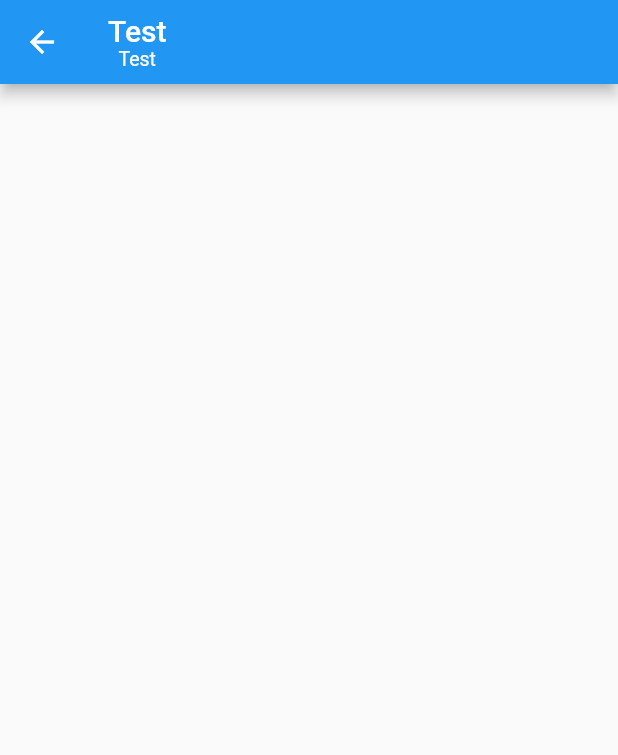
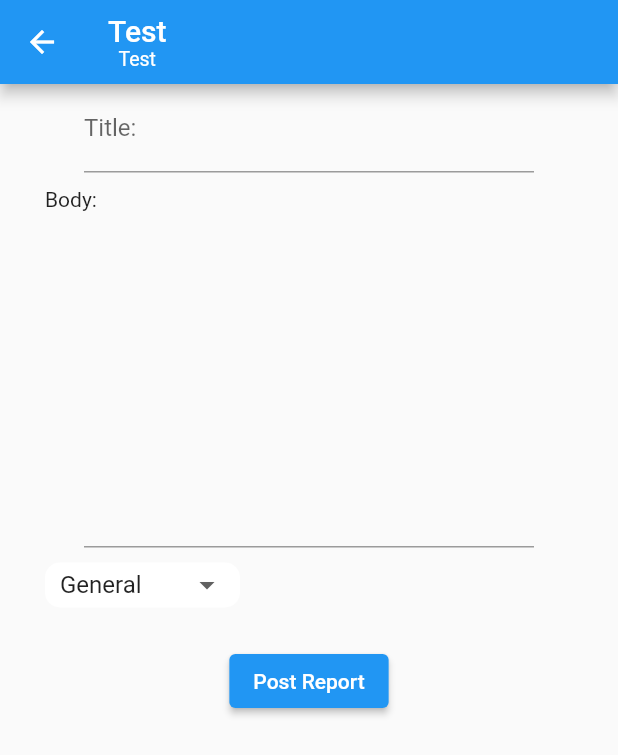
Before and after one commit to DoomMangoes/HelpDesk, a Flutter app: the CreateReportPage screen opened directly, on a phone screen of 412 x 824 dp. Shown: the top 755 px of the screen. Run offline on Flutter 3.47's test engine with Material 2 defaults, Android fonts, the phone set to English and light mode, and no system bars.

Commit message:
finished createReportPage ui

```diff
--- a/lib/screens/createReportPage.dart
+++ b/lib/screens/createReportPage.dart
@@ -1,6 +1,9 @@
+import 'dart:collection';
+
 import 'package:flutter/material.dart';
 import 'package:provider/provider.dart';
 
+import '../models/category.dart';
 import '../providers/helpDeskProvider.dart';
 
 class CreateReportPage extends StatefulWidget {
@@ -19,6 +22,16 @@ class _CreateReportPageState extends State<CreateReportPage> {
     final String currentUserType = context.select<HelpDeskProvider, String>(
       (provider) => provider.currentUserType,
     );
+    final UnmodifiableListView<Category> categories =
+        context.select<HelpDeskProvider, UnmodifiableListView<Category>>(
+      (provider) => provider.categories,
+    );
+
+    final List<Category> selectCategories =
+        categories.where((category) => category.categoryName != "All").toList();
+
+    String dropDownValue = selectCategories.first.categoryName;
+
     return Scaffold(
       appBar: AppBar(
         // The title text which will be shown on the action bar
@@ -33,6 +46,83 @@ class _CreateReportPageState extends State<CreateReportPage> {
           )
         ]),
       ),
+      body: Center(
+        child: Column(
+          mainAxisAlignment: MainAxisAlignment.start,
+          crossAxisAlignment: CrossAxisAlignment.center,
+          children: [
+            Container(
+              width: 300,
+              child: TextField(
+                maxLines: 1,
+                decoration: InputDecoration(
+                  labelText: "Title:",
+                ),
+              ),
+            ),
+            SizedBox(
+              height: 10,
+            ),
+            Padding(
+              padding: const EdgeInsets.symmetric(horizontal: 30.0),
+              child: Row(
+                children: [
+                  Text("Body:"),
+                ],
+              ),
+            ),
+            SizedBox(
+              height: 10,
+            ),
+            Container(
+              width: 300,
+              child: TextField(
+                maxLines: 10,
+              ),
+            ),
+            SizedBox(
+              height: 10,
+            ),
+            Padding(
+              padding: const EdgeInsets.symmetric(horizontal: 30.0),
+              child: Row(
+                children: [
+                  Container(
+                    width: 130,
+                    height: 30,
+                    padding: EdgeInsets.symmetric(
+                      horizontal: 10,
+                      vertical: 3,
+                    ),
+                    decoration: BoxDecoration(
+                        color: Colors.white,
+                        borderRadius: BorderRadius.circular(10)),
+                    child: DropdownButton<String>(
+                      isExpanded: true,
+                      value: dropDownValue,
+                      items: selectCategories.map((Category category) {
+                        return DropdownMenuItem<String>(
+                          value: category.categoryName,
+                          child: Text(category.categoryName),
+                        );
+                      }).toList(),
+                      onChanged: (String? value) {
+                        context.read<HelpDeskProvider>().changeCategoy(value!);
+                      },
+                      underline: SizedBox(),
+                    ),
+                  ),
+                ],
+              ),
+            ),
+            SizedBox(height: 25),
+            ElevatedButton(
+              onPressed: () {},
+              child: Text("Post Report"),
+            ),
+          ],
+        ),
+      ),
     );
   }
 }
```
